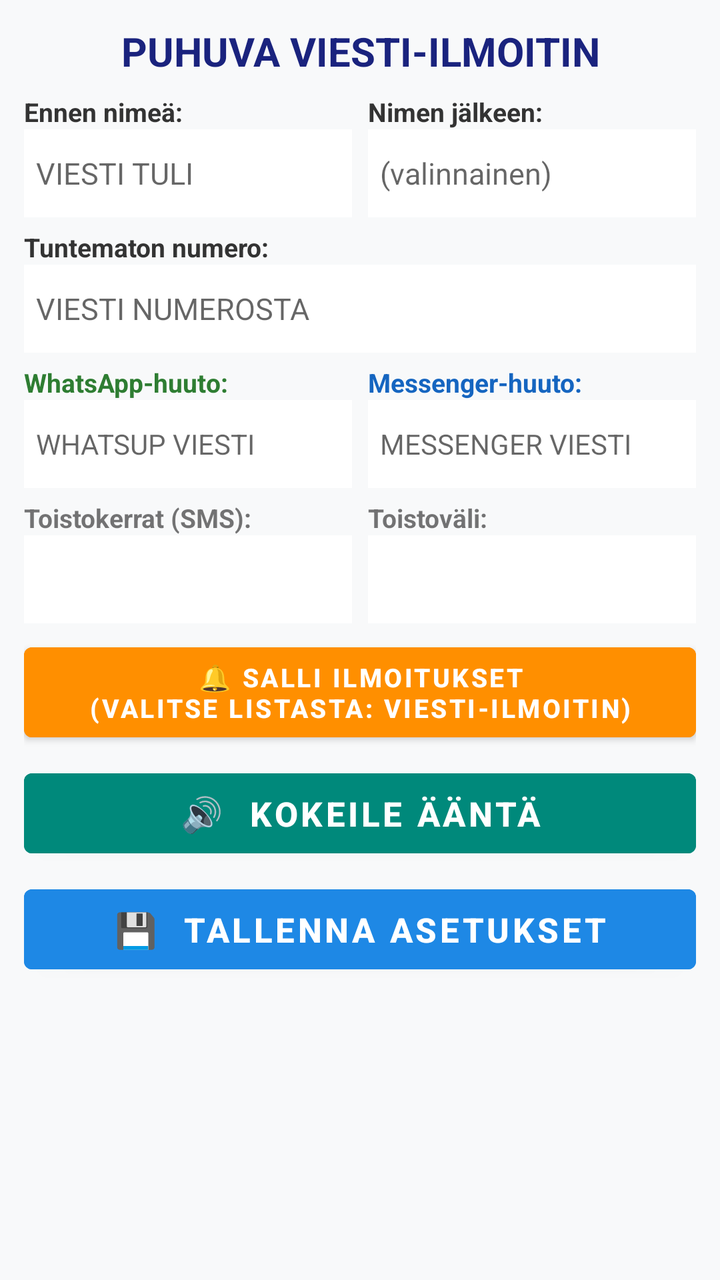
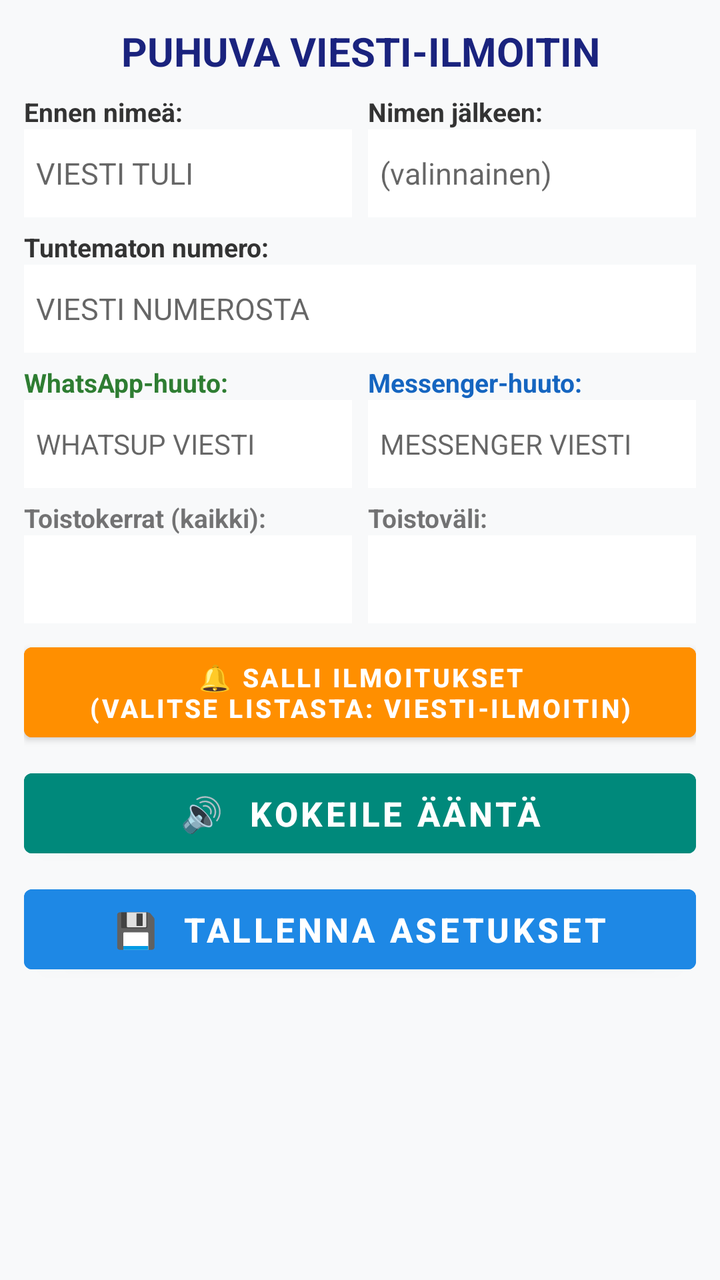

Before-and-after screenshots of an Android layout around one commit, followed by the original layout XML and the change that was made.
<!-- AndroidManifest.xml: application theme Theme.ViestiIlmoitin -->
<!-- res/layout/activity_main.xml -->
<?xml version="1.0" encoding="utf-8"?>
<LinearLayout xmlns:android="http://schemas.android.com/apk/res/android"
    android:layout_width="match_parent"
    android:layout_height="match_parent"
    android:orientation="vertical"
    android:padding="12dp"
    android:background="#F8F9FA">

    <TextView
        android:layout_width="match_parent"
        android:layout_height="wrap_content"
        android:text="PUHUVA VIESTI-ILMOITIN"
        android:textSize="20sp"
        android:textStyle="bold"
        android:gravity="center"
        android:textColor="#1A237E"
        android:layout_marginBottom="8dp" />

    
    <LinearLayout
        android:layout_width="match_parent"
        android:layout_height="wrap_content"
        android:orientation="horizontal"
        android:layout_marginBottom="6dp">

        <LinearLayout
            android:layout_width="0dp"
            android:layout_height="wrap_content"
            android:layout_weight="1"
            android:orientation="vertical"
            android:layout_marginEnd="4dp">
            <TextView
                android:layout_width="wrap_content"
                android:layout_height="wrap_content"
                android:text="Ennen nimeä:"
                android:textSize="13sp"
                android:textStyle="bold"
                android:textColor="#333333" />
            <EditText
                android:id="@+id/editPrefix"
                android:layout_width="match_parent"
                android:layout_height="44dp"
                android:background="#FFFFFF"
                android:padding="6dp"
                android:hint="VIESTI TULI "
                android:textSize="15sp" />
        </LinearLayout>

        <LinearLayout
            android:layout_width="0dp"
            android:layout_height="wrap_content"
            android:layout_weight="1"
            android:orientation="vertical"
            android:layout_marginStart="4dp">
            <TextView
                android:layout_width="wrap_content"
                android:layout_height="wrap_content"
                android:text="Nimen jälkeen:"
                android:textSize="13sp"
                android:textStyle="bold"
                android:textColor="#333333" />
            <EditText
                android:id="@+id/editSuffix"
                android:layout_width="match_parent"
                android:layout_height="44dp"
                android:background="#FFFFFF"
                android:padding="6dp"
                android:hint="(valinnainen)"
                android:textSize="15sp" />
        </LinearLayout>
    </LinearLayout>

    
    <TextView
        android:layout_width="wrap_content"
        android:layout_height="wrap_content"
        android:text="Tuntematon numero:"
        android:textSize="13sp"
        android:textStyle="bold"
        android:textColor="#333333" />

    <EditText
        android:id="@+id/editUnknown"
        android:layout_width="match_parent"
        android:layout_height="44dp"
        android:background="#FFFFFF"
        android:padding="6dp"
        android:hint="VIESTI NUMEROSTA "
        android:textSize="15sp"
        android:layout_marginBottom="6dp" />

    
    <LinearLayout
        android:layout_width="match_parent"
        android:layout_height="wrap_content"
        android:orientation="horizontal"
        android:layout_marginBottom="6dp">

        <LinearLayout
            android:layout_width="0dp"
            android:layout_height="wrap_content"
            android:layout_weight="1"
            android:orientation="vertical"
            android:layout_marginEnd="4dp">
            <TextView
                android:layout_width="wrap_content"
                android:layout_height="wrap_content"
                android:text="WhatsApp-huuto:"
                android:textSize="13sp"
                android:textStyle="bold"
                android:textColor="#2E7D32" />
            <EditText
                android:id="@+id/editWhatsApp"
                android:layout_width="match_parent"
                android:layout_height="44dp"
                android:background="#FFFFFF"
                android:padding="6dp"
                android:hint="WHATSUP VIESTI"
                android:textSize="14sp" />
        </LinearLayout>

        <LinearLayout
            android:layout_width="0dp"
            android:layout_height="wrap_content"
            android:layout_weight="1"
            android:orientation="vertical"
            android:layout_marginStart="4dp">
            <TextView
                android:layout_width="wrap_content"
                android:layout_height="wrap_content"
                android:text="Messenger-huuto:"
                android:textSize="13sp"
                android:textStyle="bold"
                android:textColor="#1565C0" />
            <EditText
                android:id="@+id/editMessenger"
                android:layout_width="match_parent"
                android:layout_height="44dp"
                android:background="#FFFFFF"
                android:padding="6dp"
                android:hint="MESSENGER VIESTI"
                android:textSize="14sp" />
        </LinearLayout>
    </LinearLayout>

    
    <LinearLayout
        android:layout_width="match_parent"
        android:layout_height="wrap_content"
        android:orientation="horizontal"
        android:layout_marginBottom="6dp">

        <LinearLayout
            android:layout_width="0dp"
            android:layout_height="wrap_content"
            android:layout_weight="1"
            android:orientation="vertical"
            android:layout_marginEnd="4dp">
            <TextView
                android:layout_width="wrap_content"
                android:layout_height="wrap_content"
                android:text="Toistokerrat (SMS):"
                android:textSize="13sp"
                android:textStyle="bold"/>
            <Spinner
                android:id="@+id/spinnerRepeats"
                android:layout_width="match_parent"
                android:layout_height="44dp"
                android:background="#FFFFFF" />
        </LinearLayout>

        <LinearLayout
            android:layout_width="0dp"
            android:layout_height="wrap_content"
            android:layout_weight="1"
            android:orientation="vertical"
            android:layout_marginStart="4dp">
            <TextView
                android:layout_width="wrap_content"
                android:layout_height="wrap_content"
                android:text="Toistoväli:"
                android:textSize="13sp"
                android:textStyle="bold"/>
            <Spinner
                android:id="@+id/spinnerInterval"
                android:layout_width="match_parent"
                android:layout_height="44dp"
                android:background="#FFFFFF" />
        </LinearLayout>
    </LinearLayout>

    
    <Button
        android:id="@+id/btnNotificationPermission"
        android:layout_width="match_parent"
        android:layout_height="wrap_content"
        android:minHeight="50dp"
        android:padding="6dp"
        android:text="🔔 SALLI ILMOITUKSET\n(Valitse listasta: Viesti-Ilmoitin)"
        android:textSize="13sp"
        android:textStyle="bold"
        android:backgroundTint="#FF8F00"
        android:textColor="#FFFFFF"
        android:layout_marginBottom="6dp" />

    
    <Button
        android:id="@+id/btnTest"
        android:layout_width="match_parent"
        android:layout_height="52dp"
        android:text="🔊  KOKEILE ÄÄNTÄ"
        android:textSize="17sp"
        android:textStyle="bold"
        android:backgroundTint="#00897B"
        android:textColor="#FFFFFF"
        android:layout_marginBottom="6dp" />

    
    <Button
        android:id="@+id/btnSave"
        android:layout_width="match_parent"
        android:layout_height="52dp"
        android:text="💾  TALLENNA ASETUKSET"
        android:textSize="17sp"
        android:textStyle="bold"
        android:backgroundTint="#1E88E5"
        android:textColor="#FFFFFF" />

</LinearLayout>
<!-- resources referenced by this layout -->
<resources>
  <style name="Theme.ViestiIlmoitin" parent="Theme.MaterialComponents.Light.NoActionBar">
          <item name="colorPrimary">#1E88E5</item>
          <item name="colorPrimaryVariant">#1565C0</item>
          <item name="colorOnPrimary">#FFFFFF</item>
      </style>
</resources>

<!-- the commit's change to res/layout/activity_main.xml (unified diff, before → after) -->
@@ -159,7 +159,7 @@
             <TextView
                 android:layout_width="wrap_content"
                 android:layout_height="wrap_content"
-                android:text="Toistokerrat (SMS):"
+                android:text="Toistokerrat (kaikki):"
                 android:textSize="13sp"
                 android:textStyle="bold"/>
             <Spinner
